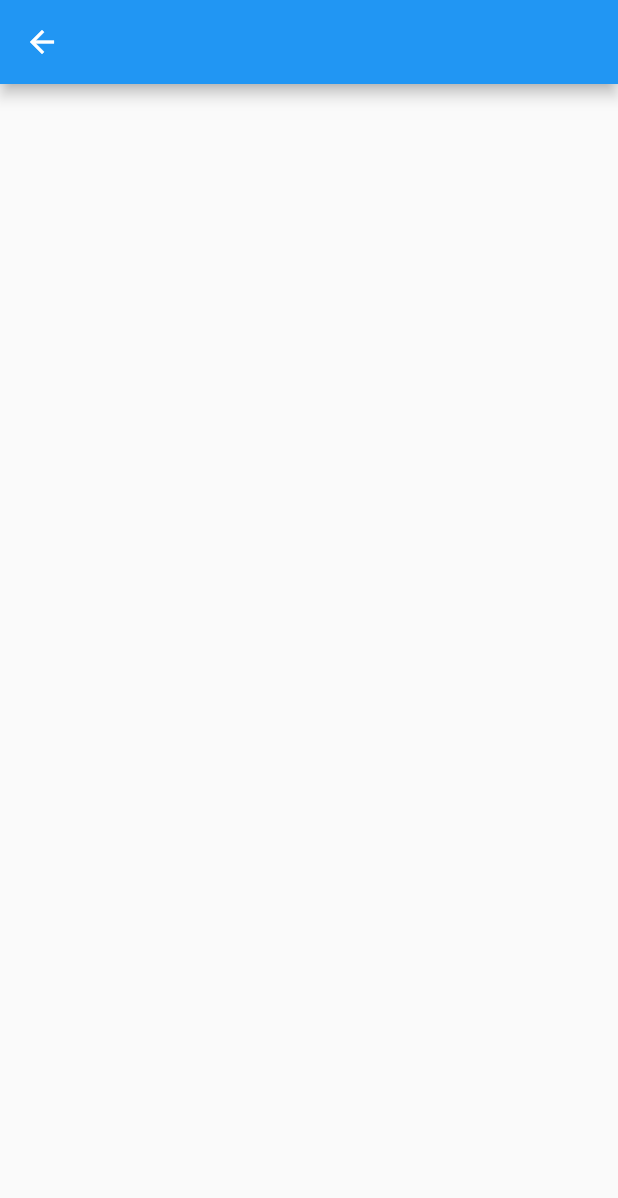
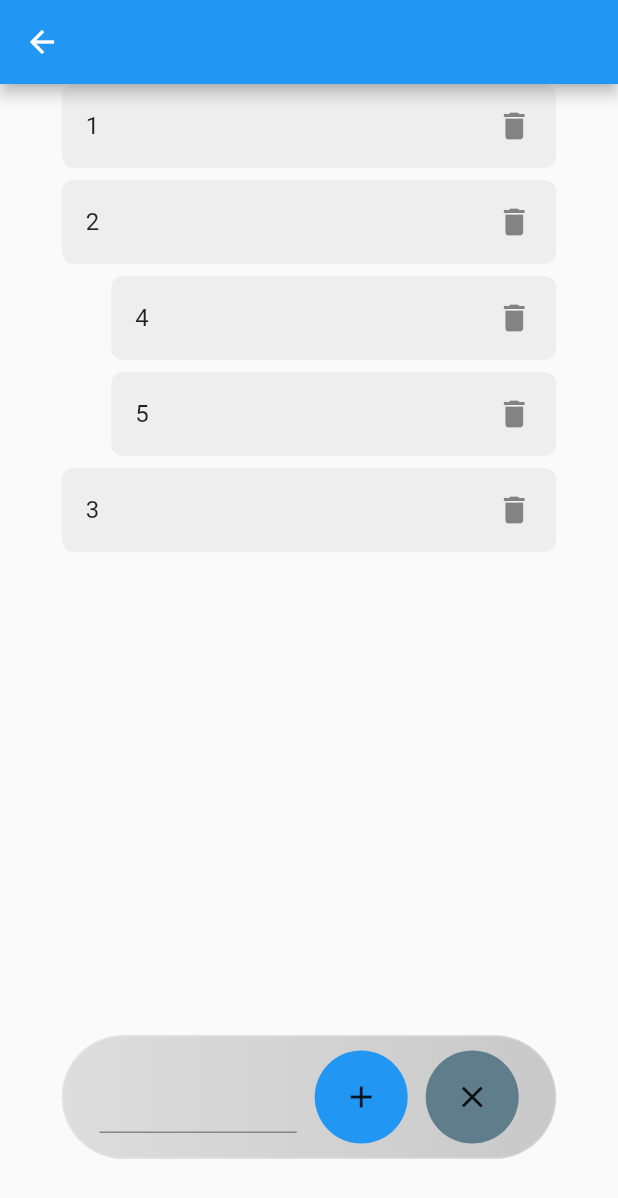
Before and after one commit to munhozfontana/todo, a Flutter app: the TodoPage screen opened directly, on a phone screen of 412 x 824 dp. Shown: the top 1198 px of the screen. Run offline on Flutter 3.47's test engine with Material 2 defaults, Android fonts, the light colour scheme and no system bars; our stand-ins replace get_it, go_router; missing offline and left inert: tutorial.

Commit message:
feat: todo page

```diff
--- a/front/lib/app/ui/home/todo/todo_page.dart
+++ b/front/lib/app/ui/home/todo/todo_page.dart
@@ -1,5 +1,6 @@
 import 'package:flutter/material.dart';
 import 'package:todo/app/ui/home/todo/todo_controller.dart';
+import 'package:todo/app/ui/widgets/btn_round_widget.dart';
 import 'package:todo/injection.dart';
 
 final _controller = inject<TodoController>();
@@ -10,11 +11,143 @@ class TodoPage extends StatelessWidget {
 
   @override
   Widget build(BuildContext context) {
+    var size = MediaQuery.of(context).size;
     return Scaffold(
       appBar: AppBar(
         title: Text(todoName ?? ''),
       ),
-      body: Container(),
+      body: body(size, context),
+    );
+  }
+
+  Padding body(Size size, BuildContext context) {
+    return Padding(
+      padding: EdgeInsets.symmetric(
+        horizontal: size.width * .10,
+      ),
+      child: Stack(
+        children: [
+          listTodo(),
+          form(size, context),
+        ],
+      ),
+    );
+  }
+
+  Align form(Size size, BuildContext context) {
+    return Align(
+      alignment: const Alignment(-1.0, .85),
+      child: Container(
+        decoration: BoxDecoration(
+            boxShadow: [
+              BoxShadow(
+                color: Colors.black.withOpacity(0.25),
+              )
+            ],
+            border: Border.all(
+              color: Colors.white.withOpacity(0.2),
+              width: 1.0,
+            ),
+            gradient: LinearGradient(
+              colors: [
+                Colors.white.withOpacity(0.5),
+                Colors.white.withOpacity(0.2)
+              ],
+              stops: const [0.0, 1.0],
+            ),
+            borderRadius: BorderRadius.circular(50)),
+        height: size.height * .1,
+        child: Row(
+          mainAxisAlignment: MainAxisAlignment.spaceBetween,
+          children: [
+            const SizedBox(width: 24),
+            const Expanded(
+              flex: 9,
+              child: TextField(
+                  // controller: _controller.textFieldController,
+                  ),
+            ),
+            const SizedBox(width: 12),
+            BtnRoundWidget(
+              color: Theme.of(context).primaryColor,
+              // onLongPress: _controller.addTodoItem,
+              onTap: () {
+                // var text = _controller.textFieldController.text;
+                // if (text.isNotEmpty) {}
+              },
+              child: const Center(child: Icon(Icons.add)),
+            ),
+            const SizedBox(width: 12),
+            const BtnRoundWidget(
+              color: Colors.blueGrey,
+              // onTap: _controller.clearForm,
+              child: Icon(Icons.clear),
+            ),
+            const SizedBox(width: 24),
+          ],
+        ),
+      ),
+    );
+  }
+
+  AnimatedBuilder listTodo() {
+    return AnimatedBuilder(
+      animation: _controller.tasks,
+      builder: (BuildContext context, Widget? child) {
+        return ListView.separated(
+          itemBuilder: (context, index) {
+            return Column(
+              crossAxisAlignment: CrossAxisAlignment.end,
+              children: [
+                Container(
+                  decoration: BoxDecoration(
+                    color: const Color.fromARGB(255, 238, 238, 238),
+                    borderRadius: BorderRadius.circular(8),
+                  ),
+                  child: ListTile(
+                    title: Text(_controller.tasks.value[index].name.toString()),
+                    trailing: const InkWell(
+                      child: Icon(Icons.delete),
+                      // onTap: () => _controller.removeTodoItem(index),
+                    ),
+                  ),
+                ),
+                _controller.tasks.value[index].taskFather != null
+                    ? Column(
+                        crossAxisAlignment: CrossAxisAlignment.end,
+                        children: _controller.tasks.value[index].taskFather!
+                            .map((e) => LayoutBuilder(
+                                  builder: (_, constrains) {
+                                    return Container(
+                                      margin: const EdgeInsets.only(top: 8),
+                                      width: constrains.maxWidth * .90,
+                                      decoration: BoxDecoration(
+                                        color: const Color.fromARGB(
+                                            255, 238, 238, 238),
+                                        borderRadius: BorderRadius.circular(8),
+                                      ),
+                                      child: ListTile(
+                                        title: Text(e.name.toString()),
+                                        trailing: const InkWell(
+                                          child: Icon(Icons.delete),
+                                          // onTap: () => _controller.removeTodoItem(index),
+                                        ),
+                                      ),
+                                    );
+                                  },
+                                ))
+                            .toList(),
+                      )
+                    : const SizedBox.shrink()
+              ],
+            );
+          },
+          separatorBuilder: (context, index) => const SizedBox(
+            height: 8,
+          ),
+          itemCount: _controller.tasks.value.length,
+        );
+      },
     );
   }
 }
```
Also changed, not shown: front/lib/app/domain/entites/task_entity.dart (added, +11 -0 lines), front/lib/app/ui/home/about_app/about_app_page.dart (+31 -0 lines), front/lib/app/ui/home/todo/todo_controller.dart (+15 -1 lines).
